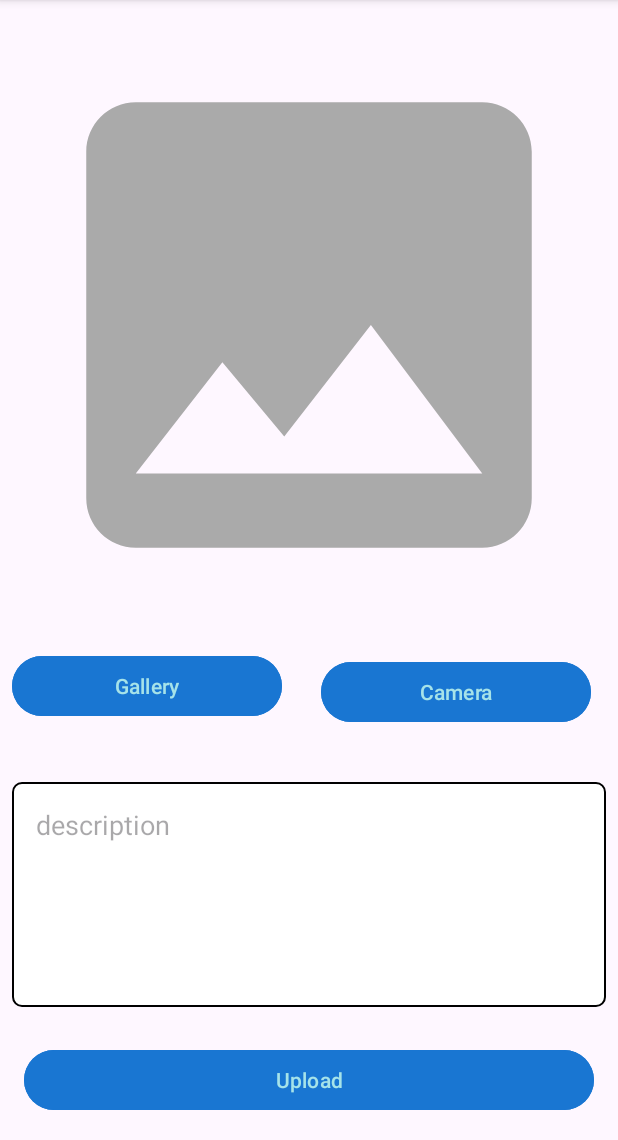
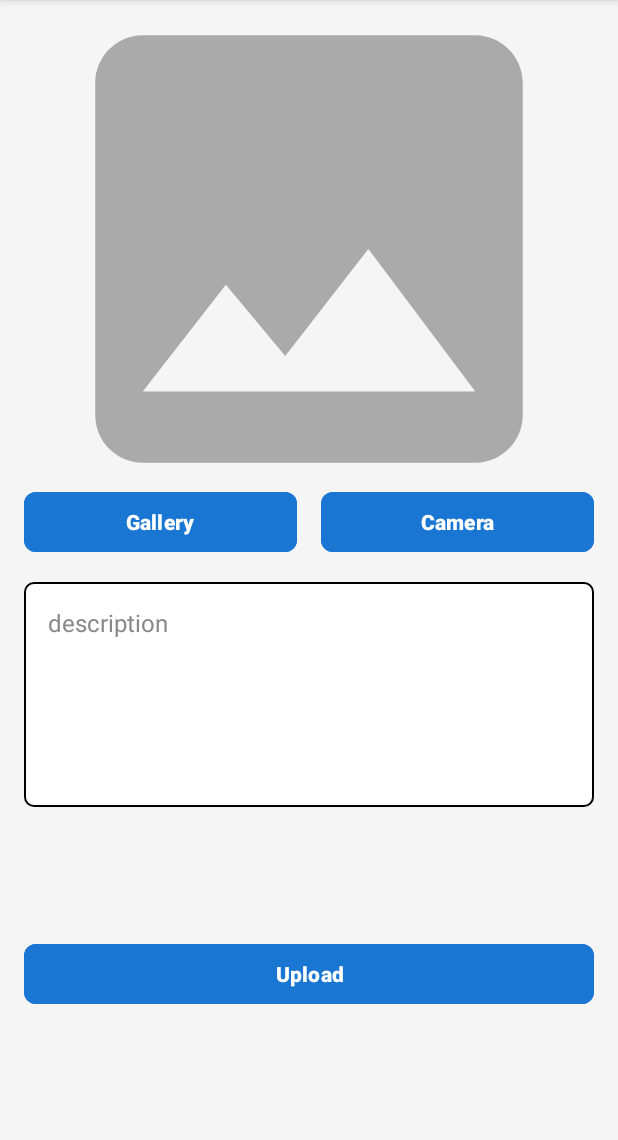
Before and after one commit to raflizocky/StoryApp, an Android app: the UploadActivity screen opened directly, with no data from a screen before it, on a phone screen of 412 x 824 dp, the part 96-1236 px from its top. Run offline under Robolectric (Android 15) with nearby library versions, the light colour scheme and no system bars; network calls fail; pictures from the network do not load.

Commit message:
fix ui & un-scrollable view on upload story page

```diff
--- a/app/src/main/res/layout/activity_upload.xml
+++ b/app/src/main/res/layout/activity_upload.xml
@@ -1,90 +1,105 @@
 <?xml version="1.0" encoding="utf-8"?>
-<androidx.constraintlayout.widget.ConstraintLayout xmlns:android="http://schemas.android.com/apk/res/android"
+<ScrollView xmlns:android="http://schemas.android.com/apk/res/android"
     xmlns:app="http://schemas.android.com/apk/res-auto"
     xmlns:tools="http://schemas.android.com/tools"
     android:layout_width="match_parent"
     android:layout_height="match_parent"
+    android:fillViewport="true"
+    android:background="#F5F5F5">
+
+    <androidx.constraintlayout.widget.ConstraintLayout
+        android:layout_width="match_parent"
+        android:layout_height="wrap_content"
         tools:context=".view.upload.UploadActivity">
 
         <com.google.android.material.progressindicator.LinearProgressIndicator
             android:id="@+id/progressIndicator"
             android:layout_width="match_parent"
-        android:layout_height="wrap_content"
+            android:layout_height="4dp"
             android:indeterminate="true"
             android:visibility="gone"
-        app:layout_constraintEnd_toEndOf="parent"
+            app:layout_constraintTop_toTopOf="parent"
             app:layout_constraintStart_toStartOf="parent"
-        app:layout_constraintTop_toTopOf="parent" />
+            app:layout_constraintEnd_toEndOf="parent" />
 
         <ImageView
             android:id="@+id/previewImageView"
             android:layout_width="0dp"
-        android:layout_height="400dp"
-        android:layout_marginStart="8dp"
-        android:layout_marginTop="8dp"
-        android:layout_marginEnd="8dp"
-        android:layout_marginBottom="8dp"
+            android:layout_height="300dp"
+            android:layout_margin="16dp"
             android:contentDescription="@string/photo"
-        app:layout_constraintBottom_toTopOf="@+id/galleryButton"
+            android:scaleType="centerCrop"
+            app:srcCompat="@drawable/ic_place_holder"
+            app:layout_constraintStart_toStartOf="parent"
             app:layout_constraintEnd_toEndOf="parent"
-        app:layout_constraintStart_toStartOf="parent"
-        app:layout_constraintTop_toTopOf="parent"
-        app:srcCompat="@drawable/ic_place_holder" />
+            app:layout_constraintTop_toBottomOf="@id/progressIndicator" />
 
         <Button
             android:id="@+id/galleryButton"
-        android:layout_width="180dp"
+            android:layout_width="0dp"
             android:layout_height="wrap_content"
-        android:layout_marginStart="8dp"
-        android:layout_marginBottom="16dp"
+            android:layout_marginStart="16dp"
+            android:layout_marginEnd="8dp"
+            android:layout_marginTop="8dp"
             android:backgroundTint="#1976D2"
             android:text="@string/gallery"
-        app:layout_constraintBottom_toTopOf="@+id/ed_add_description"
+            android:textColor="#FFFFFF"
+            android:textStyle="bold"
+            android:fontFamily="sans-serif-medium"
+            app:cornerRadius="8dp"
             app:layout_constraintStart_toStartOf="parent"
-        app:layout_constraintTop_toBottomOf="@+id/previewImageView" />
+            app:layout_constraintEnd_toStartOf="@id/cameraButton"
+            app:layout_constraintTop_toBottomOf="@id/previewImageView" />
 
         <Button
             android:id="@+id/cameraButton"
-        android:layout_width="180dp"
+            android:layout_width="0dp"
             android:layout_height="wrap_content"
             android:layout_marginStart="8dp"
-        android:layout_marginBottom="16dp"
+            android:layout_marginEnd="16dp"
+            android:layout_marginTop="8dp"
             android:backgroundTint="#1976D2"
             android:text="@string/camera"
-        app:layout_constraintBottom_toTopOf="@+id/ed_add_description"
+            android:textColor="#FFFFFF"
+            android:textStyle="bold"
+            android:fontFamily="sans-serif-medium"
+            app:cornerRadius="8dp"
+            app:layout_constraintStart_toEndOf="@id/galleryButton"
             app:layout_constraintEnd_toEndOf="parent"
-        app:layout_constraintStart_toEndOf="@+id/galleryButton"
-        app:layout_constraintTop_toBottomOf="@+id/previewImageView" />
+            app:layout_constraintTop_toBottomOf="@id/previewImageView" />
 
         <EditText
             android:id="@+id/ed_add_description"
             android:layout_width="0dp"
             android:layout_height="150dp"
-        android:layout_marginStart="8dp"
-        android:layout_marginTop="16dp"
-        android:layout_marginEnd="8dp"
-        android:layout_marginBottom="16dp"
-        android:autofillHints="hello, this is my story!"
+            android:layout_margin="16dp"
             android:background="@drawable/edit_text_bg"
             android:gravity="start|top"
             android:hint="@string/description"
             android:padding="16dp"
-        app:layout_constraintBottom_toTopOf="@+id/button_add"
+            android:fontFamily="sans-serif"
+            android:textSize="16sp"
+            android:textColor="#333333"
+            android:textColorHint="#888888"
+            app:layout_constraintStart_toStartOf="parent"
             app:layout_constraintEnd_toEndOf="parent"
-        app:layout_constraintStart_toStartOf="parent"
-        app:layout_constraintTop_toBottomOf="@+id/galleryButton" />
+            app:layout_constraintTop_toBottomOf="@id/galleryButton" />
 
         <Button
             android:id="@+id/button_add"
             android:layout_width="0dp"
             android:layout_height="wrap_content"
-        android:layout_marginStart="16dp"
-        android:layout_marginEnd="16dp"
-        android:layout_marginBottom="16dp"
+            android:layout_margin="16dp"
             android:backgroundTint="#1976D2"
             android:text="@string/upload"
-        app:layout_constraintBottom_toBottomOf="parent"
+            android:textColor="#FFFFFF"
+            android:textStyle="bold"
+            android:fontFamily="sans-serif-medium"
+            app:cornerRadius="8dp"
+            app:layout_constraintStart_toStartOf="parent"
             app:layout_constraintEnd_toEndOf="parent"
-        app:layout_constraintStart_toStartOf="parent" />
+            app:layout_constraintTop_toBottomOf="@id/ed_add_description"
+            app:layout_constraintBottom_toBottomOf="parent" />
 
     </androidx.constraintlayout.widget.ConstraintLayout>
+</ScrollView>
```
Lines whose indentation alone changed are shown as unchanged.
